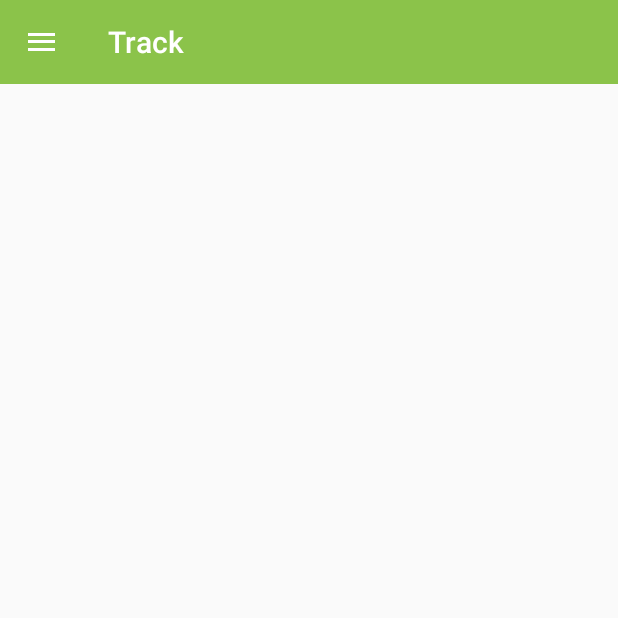
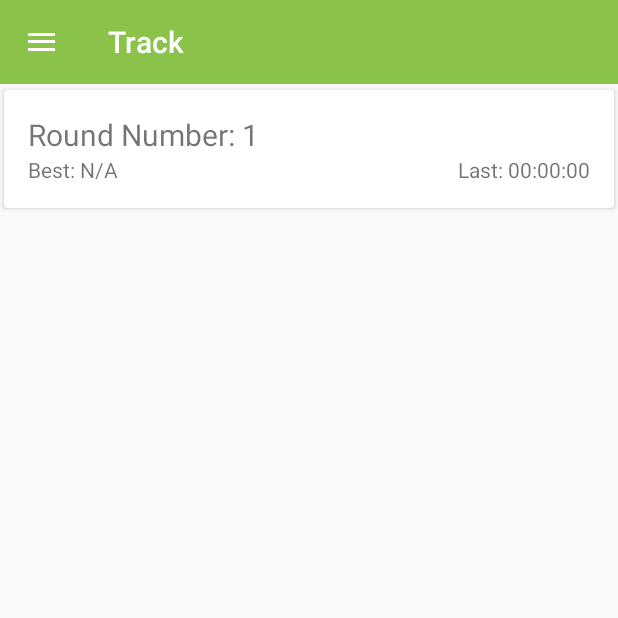
Before and after one commit to markusschaden/RapidTweakAndroidApp, an Android app: the screen it shows after launch (TrackElementsActivity), on a phone screen of 412 x 824 dp, the top half of it. Run offline under Robolectric (Android 15) with nearby library versions, the phone set to English and light mode, and no system bars; libraries missing offline, so code that uses them is left out: org.java_websocket.client, org.java_websocket.drafts, org.java_websocket.handshake; 1 statement that could not run was skipped.

Commit message:
TrackElements RoundNumber Bar

```diff
--- a/app/src/main/java/ch/hsr/rapidtweakapp/Application.java
+++ b/app/src/main/java/ch/hsr/rapidtweakapp/Application.java
@@ -1,18 +1,28 @@
 package ch.hsr.rapidtweakapp;
 
+import java.net.URISyntaxException;
 import java.util.Observable;
 import java.util.Observer;
 
 import ch.hsr.rapidtweakapp.domain.Race;
+import ch.hsr.rapidtweakapp.websocket.RapidTweakWebSocketClient;
 
 /**
  * Created by Noah on 06.10.2015.
  */
 public class Application extends android.app.Application implements Observer {
-    private Race race = new Race();
+    private Race race;
+    private RapidTweakWebSocketClient connection;
 
     public Application() {
         this.race = new Race();
+        try {
+            if(connection == null) {
+                connection = new RapidTweakWebSocketClient(this);
+            }
+        } catch (URISyntaxException e) {
+            e.printStackTrace();
+        }
     }
 
     public Race getRace() {
--- a/app/src/main/java/ch/hsr/rapidtweakapp/activities/Main.java
+++ b/app/src/main/java/ch/hsr/rapidtweakapp/activities/Main.java
@@ -23,18 +23,12 @@ public class Main extends AppCompatActivity implements Logger.OnFragmentInteract
 
     private DrawerLayout mDrawerLayout;
     private String activityTitle;
-    private RapidTweakWebSocketClient connection;
 
     @Override
     protected void onCreate(Bundle savedInstanceState) {
         super.onCreate(savedInstanceState);
         setContentView(R.layout.activity_main);
 
-        try {
-            connection = new RapidTweakWebSocketClient(this);
-        } catch (URISyntaxException e) {
-            e.printStackTrace();
-        }
     }
     @Override
     public boolean onOptionsItemSelected(MenuItem item) {
--- a/app/src/main/java/ch/hsr/rapidtweakapp/activities/TrackElementsActivity.java
+++ b/app/src/main/java/ch/hsr/rapidtweakapp/activities/TrackElementsActivity.java
@@ -8,10 +8,11 @@ import android.os.Bundle;
 import android.support.v4.content.LocalBroadcastManager;
 import android.support.v7.widget.LinearLayoutManager;
 import android.support.v7.widget.RecyclerView;
-import android.util.Log;
+import android.widget.TextView;
 
 import ch.hsr.rapidtweakapp.Application;
 import ch.hsr.rapidtweakapp.R;
+import ch.hsr.rapidtweakapp.domain.Race;
 import ch.hsr.rapidtweakapp.helper.RaceChange;
 import ch.hsr.rapidtweakapp.helper.RaceInformation;
 import ch.hsr.rapidtweakapp.helper.TrackElementRVAdapter;
@@ -20,7 +21,11 @@ import ch.hsr.rapidtweakapp.helper.TrackElementRVAdapter;
  * Created by Noah on 30.09.2015.
  */
 public class TrackElementsActivity extends Main  {
+    Race race;
     TrackElementRVAdapter adapter;
+    TextView roundNumber;
+    TextView roundTimeBest;
+    TextView roundTimeLast;
     RecyclerView rv;
 
     @Override
@@ -28,6 +33,20 @@ public class TrackElementsActivity extends Main  {
         super.onCreate(savedInstanceState);
         super.setActivityTitle(getString(R.string.track));
         setContentView(R.layout.activity_track_elements);
+
+        race = ((Application)getApplication()).getRace();
+
+        roundNumber = (TextView)findViewById(R.id.race_round_number);
+        roundTimeBest = (TextView)findViewById(R.id.race_round_time_best);
+        roundTimeLast = (TextView)findViewById(R.id.race_round_time_last);
+        roundNumber.setText("Round Number: " + race.getRoundNumber());
+        if(race.getRoundTimeBest() != 999999){
+            roundTimeBest.setText("Best: " + race.getRoundtimeBestString());
+        } else {
+            roundTimeBest.setText("Best: N/A");
+        }
+        roundTimeLast.setText("Last: " + race.getRoundtimeLastString());
+
 
         rv = (RecyclerView) findViewById(R.id.track_element_container);
         rv.setHasFixedSize(true);
@@ -81,13 +100,12 @@ public class TrackElementsActivity extends Main  {
         rv.getAdapter().notifyItemChanged(position);
     }
     public void onStartRace(){
-//        Log.i("Activity", "On Race Restart");
-//        Application app = ((Application)this.getApplication());
-//        adapter = new TrackElementRVAdapter(this, app.getRace());
-//        rv.setAdapter(adapter);
         rv.getAdapter().notifyDataSetChanged();
     }
     public void onRoundtime(){
-        Log.i("RoundTime", "Activity got Roundtime");
+        Race race = ((Application)this.getApplication()).getRace();
+        roundNumber.setText("Round Number: " + race.getRoundNumber());
+        roundTimeBest.setText("Best: " + race.getRoundtimeBestString());
+        roundTimeLast.setText("Last: " + race.getRoundtimeLastString());
     }
 }
--- a/app/src/main/java/ch/hsr/rapidtweakapp/domain/Race.java
+++ b/app/src/main/java/ch/hsr/rapidtweakapp/domain/Race.java
@@ -4,6 +4,7 @@ import com.zuehlke.carrera.javapilot.akka.rapidtweak.track.Element;
 
 import java.util.ArrayList;
 import java.util.List;
+import java.util.concurrent.TimeUnit;
 
 import lombok.Getter;
 import lombok.Setter;
@@ -13,12 +14,10 @@ import lombok.Setter;
  */
 public class Race {
     private List<Element> elements = new ArrayList<Element>();
-    @Setter @Getter
-    private int roundNumber;
-    @Setter @Getter
-    private long roundTimeMessage;
+    private List<Long> roundTimeList = new ArrayList<Long>();
+    private long roundTimeBest = 999999;
     public Race() {
-
+        roundTimeList.add(new Long(0));
     }
 
     public void add(Element element) {
@@ -32,6 +31,34 @@ public class Race {
             }
             elements.add(element);
         }
+    }
+    public void addRoundtime(long roundtime) {
+        if(roundTimeBest > roundtime){
+            roundTimeBest = roundtime;
+        }
+        roundTimeList.add(roundtime);
+    }
+
+    public String getRoundtimeLastString() {
+        long raw = roundTimeList.get(roundTimeList.size() - 1);
+        return String.format("%02d:%02d:%02d",
+                TimeUnit.MILLISECONDS.toMinutes(raw),
+                TimeUnit.MILLISECONDS.toSeconds(raw) % TimeUnit.MINUTES.toSeconds(1),
+                TimeUnit.MILLISECONDS.toMillis(raw) % TimeUnit.SECONDS.toMillis(1));
+    }
+
+    public long getRoundTimeBest(){
+        return roundTimeBest;
+    }
+    public String getRoundtimeBestString() {
+        return String.format("%02d:%02d:%02d",
+                TimeUnit.MILLISECONDS.toMinutes(roundTimeBest),
+                TimeUnit.MILLISECONDS.toSeconds(roundTimeBest) % TimeUnit.MINUTES.toSeconds(1),
+                TimeUnit.MILLISECONDS.toMillis(roundTimeBest) % TimeUnit.SECONDS.toMillis(1));
+    }
+
+    public int getRoundNumber(){
+        return roundTimeList.size();
     }
 
     public Element get(int position) {
@@ -48,5 +75,7 @@ public class Race {
 
     public void startRace() {
         elements.clear();
+        roundTimeList.clear();
+        roundTimeBest = 999999;
     }
 }
--- a/app/src/main/java/ch/hsr/rapidtweakapp/service/InformationMessageService.java
+++ b/app/src/main/java/ch/hsr/rapidtweakapp/service/InformationMessageService.java
@@ -53,8 +53,7 @@ public class InformationMessageService extends IntentService implements IInforma
     @Override
     public void visit(RoundTimeMessage elementClass) {
         Race race = ((Application)this.getApplication()).getRace();
-        race.setRoundNumber(race.getRoundNumber() + 1);
-        race.setRoundTimeMessage(elementClass.getRoundTime());
+        race.addRoundtime(elementClass.getRoundTime());
         sendMessage(RaceInformation.ROUNDTIME);
     }
 
--- a/app/src/main/res/layout/activity_track_elements.xml
+++ b/app/src/main/res/layout/activity_track_elements.xml
@@ -1,13 +1,51 @@
-<RelativeLayout xmlns:android="http://schemas.android.com/apk/res/android"
+<LinearLayout xmlns:android="http://schemas.android.com/apk/res/android"
     xmlns:tools="http://schemas.android.com/tools" android:layout_width="match_parent"
     android:layout_height="match_parent"
     android:orientation="vertical"
     tools:context="ch.hsr.rapidtweakapp.activities.TrackElementsActivity">
+    <android.support.v7.widget.CardView
+        xmlns:card_view="http://schemas.android.com/apk/res-auto"
+        android:layout_width="match_parent"
+        android:layout_height="wrap_content"
+        card_view:cardUseCompatPadding="true"
+        >
+        <RelativeLayout
+            android:layout_width="match_parent"
+            android:layout_height="wrap_content"
+            android:padding="16dp">
+            <TextView
+                android:layout_width="wrap_content"
+                android:layout_height="wrap_content"
+                android:id="@+id/race_round_number"
+                android:textSize="20sp"
+                android:layout_alignParentStart="true"
+                />
+            <TextView
+                android:layout_width="wrap_content"
+                android:layout_height="wrap_content"
+                android:id="@+id/race_round_time_best"
+                android:layout_alignParentStart="true"
+                android:layout_below="@id/race_round_number"
+                />
+            <TextView
+                android:layout_width="wrap_content"
+                android:layout_height="wrap_content"
+                android:id="@+id/race_round_time_last"
+                android:layout_alignParentEnd="true"
+                android:layout_below="@id/race_round_number"
+                />
+        </RelativeLayout>
+
+    </android.support.v7.widget.CardView>
+
     <android.support.v7.widget.RecyclerView
         android:layout_width="match_parent"
         android:layout_height="match_parent"
         android:id="@+id/track_element_container"
-        android:padding="16dp"
+        android:paddingTop="5dp"
+        android:paddingBottom="16dp"
+        android:paddingLeft="16dp"
+        android:paddingRight="16dp"
         />
 
-</RelativeLayout>
+</LinearLayout>
```
